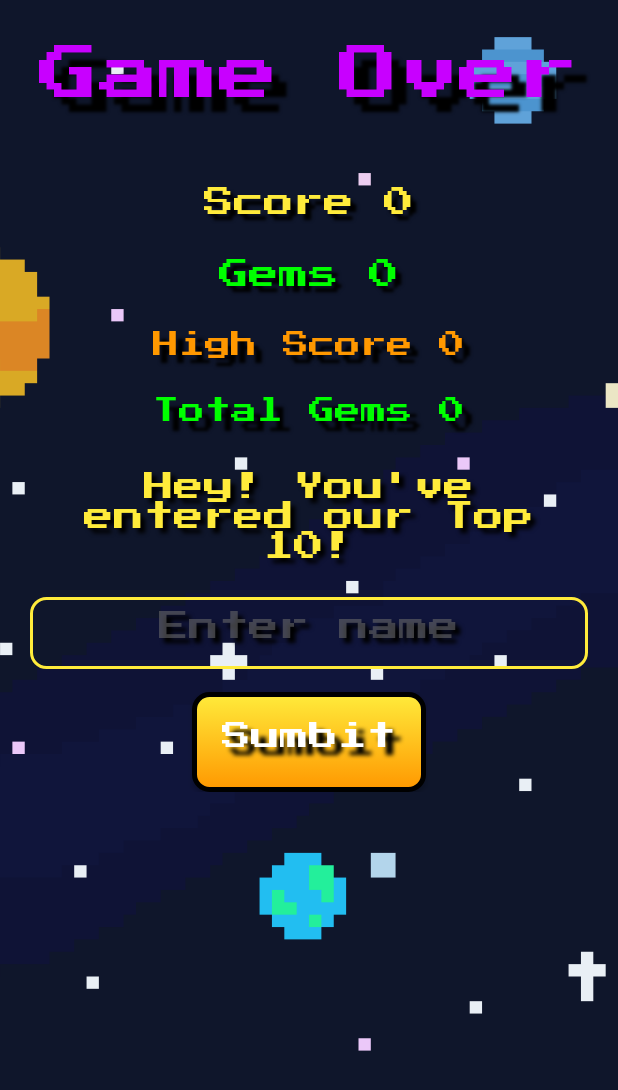
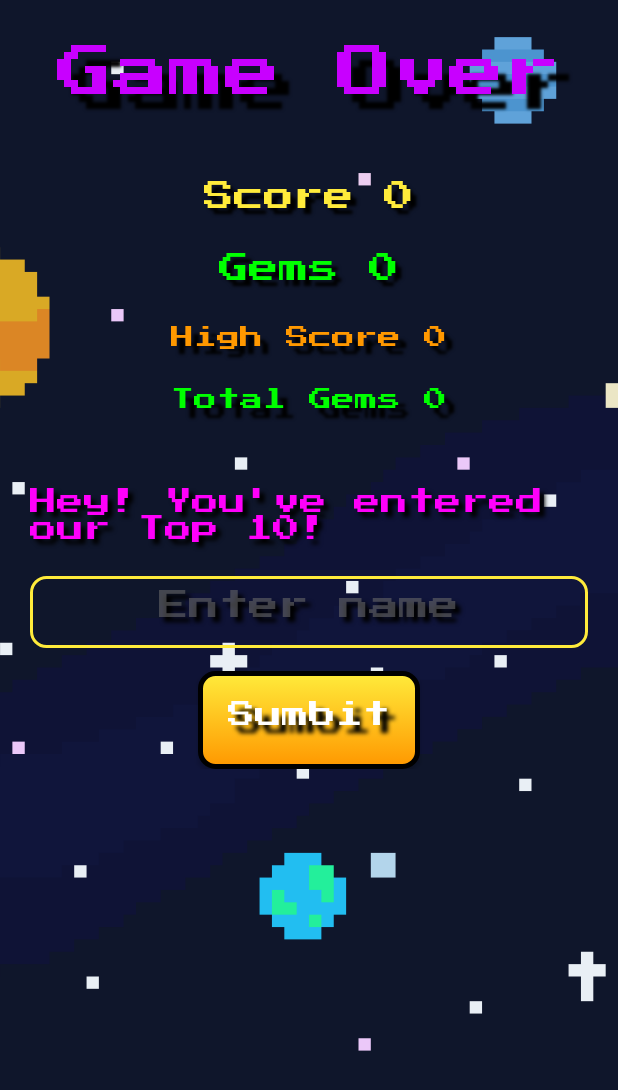
Before and after one commit to tomersh9/DoodleRocket, an Android app: the GameOverActivity screen opened directly, with no data from a screen before it, on a phone screen of 412 x 824 dp. Shown: the top 1090 px of the screen. Run offline under Robolectric (Android 15) with nearby library versions, the light colour scheme and no system bars; libraries missing offline, so code that uses them is left out: com.daimajia.androidanimations; 1 statement that could not run was skipped.

Commit message:
fixed game over intent submit score issue

```diff
--- a/app/src/main/java/com/example/doodlerocket/Activities/GameOverActivity.java
+++ b/app/src/main/java/com/example/doodlerocket/Activities/GameOverActivity.java
@@ -92,6 +92,12 @@ public class GameOverActivity extends AppCompatActivity {
         final LinearLayout submitLayout = findViewById(R.id.submit_layout);
         final EditText nameEt = findViewById(R.id.name_et);
         final Button submitBtn = findViewById(R.id.submit_btn);
+
+        if(!isTop10) {
+            submitLayout.setVisibility(View.GONE);
+            btnLayout.setVisibility(View.VISIBLE);
+        }
+
         submitBtn.setOnClickListener(new View.OnClickListener() {
             @Override
             public void onClick(View v) {
@@ -144,6 +150,7 @@ public class GameOverActivity extends AppCompatActivity {
                 startActivity(scoreIntent);
             }
         });
+
 
     }
 
--- a/app/src/main/java/com/example/doodlerocket/Activities/HomeActivity.java
+++ b/app/src/main/java/com/example/doodlerocket/Activities/HomeActivity.java
@@ -255,7 +255,6 @@ public class HomeActivity extends AppCompatActivity {
         stopMusic();
     }*/
 
-
     //put skin on image when back
     @Override
     protected void onResume() {
--- a/app/src/main/res/layout/game_over_layout.xml
+++ b/app/src/main/res/layout/game_over_layout.xml
@@ -69,7 +69,8 @@
         android:layout_below="@id/stats_layout"
         android:layout_centerHorizontal="true"
         android:layout_marginHorizontal="20dp"
-        android:layout_marginTop="15dp"
+        android:layout_marginTop="35dp"
+        android:visibility="visible"
         android:orientation="vertical">
 
         <TextView
@@ -77,9 +78,9 @@
             style="@style/reg_txt"
             android:layout_width="wrap_content"
             android:layout_height="wrap_content"
-            android:gravity="center"
             android:text="@string/hey_you_ve_entered_our_top_10"
-            android:textColor="@color/yellow" />
+            android:textColor="@color/pink"
+            android:textSize="18sp" />
 
         <EditText
             android:id="@+id/name_et"
@@ -114,7 +115,8 @@
         android:layout_height="wrap_content"
         android:layout_below="@id/stats_layout"
         android:layout_centerHorizontal="true"
-        android:layout_margin="50dp"
+        android:layout_marginHorizontal="50dp"
+        android:layout_marginVertical="25dp"
         android:orientation="vertical"
         android:visibility="gone">
 
--- a/app/src/main/res/values/my_style.xml
+++ b/app/src/main/res/values/my_style.xml
@@ -5,7 +5,7 @@
         <item name="fontFamily">@font/retro</item>
         <item name="android:padding">10dp</item>
         <item name="android:textColor">@color/purple</item>
-        <item name="android:textSize">40sp</item>
+        <item name="android:textSize">37sp</item>
         <item name="android:shadowColor">@color/black</item>
         <item name="android:shadowDx">15</item>
         <item name="android:shadowDy">15</item>
@@ -16,7 +16,7 @@
         <item name="fontFamily">@font/retro</item>
         <item name="android:padding">10dp</item>
         <item name="android:textColor">@color/yellow</item>
-        <item name="android:textSize">17sp</item>
+        <item name="android:textSize">15sp</item>
         <item name="android:shadowColor">@color/black</item>
         <item name="android:shadowDx">10</item>
         <item name="android:shadowDy">10</item>
@@ -38,7 +38,7 @@
         <item name="fontFamily">@font/retro</item>
         <item name="android:padding">10dp</item>
         <item name="android:textColor">@color/scorecolor</item>
-        <item name="android:textSize">17sp</item>
+        <item name="android:textSize">15sp</item>
         <item name="android:shadowColor">@color/black</item>
         <item name="android:shadowDx">8</item>
         <item name="android:shadowDy">8</item>
@@ -48,7 +48,7 @@
     <style name="btn_txt">
         <item name="fontFamily">@font/retro</item>
         <item name="android:textColor">@color/white</item>
-        <item name="android:textSize">19sp</item>
+        <item name="android:textSize">18sp</item>
         <item name="android:padding">20dp</item>
         <item name="android:shadowColor">@color/black</item>
         <item name="android:shadowDx">8</item>
@@ -59,7 +59,7 @@
     <style name="btn_txt_pressed">
         <item name="fontFamily">@font/retro</item>
         <item name="android:textColor">@color/scorecolor</item>
-        <item name="android:textSize">19sp</item>
+        <item name="android:textSize">18sp</item>
         <item name="android:padding">20dp</item>
         <item name="android:shadowColor">@color/black</item>
     </style>
@@ -67,7 +67,7 @@
     <style name="play_btn_txt">
         <item name="fontFamily">@font/retro</item>
         <item name="android:textColor">@color/white</item>
-        <item name="android:textSize">30sp</item>
+        <item name="android:textSize">28sp</item>
         <item name="android:padding">20dp</item>
         <item name="android:textStyle">bold</item>
         <item name="android:shadowColor">@color/black</item>
@@ -79,7 +79,7 @@
     <style name="title">
         <item name="fontFamily">@font/retro</item>
         <item name="android:textColor">@color/white</item>
-        <item name="android:textSize">30sp</item>
+        <item name="android:textSize">28sp</item>
         <item name="android:textStyle">bold|italic</item>
         <item name="android:shadowColor">@color/purple</item>
         <item name="android:shadowDx">12</item>
@@ -90,7 +90,7 @@
     <style name="reg_txt">
         <item name="fontFamily">@font/retro</item>
         <item name="android:textColor">@color/white</item>
-        <item name="android:textSize">20sp</item>
+        <item name="android:textSize">18sp</item>
         <item name="android:shadowColor">@color/black</item>
         <item name="android:shadowDx">5</item>
         <item name="android:shadowDy">5</item>
```
